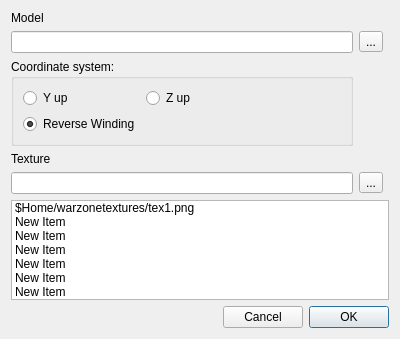
Qt form tools/wmit/ImportDialog.ui (cybersphinx/wzgraphicsmods) before a commit.
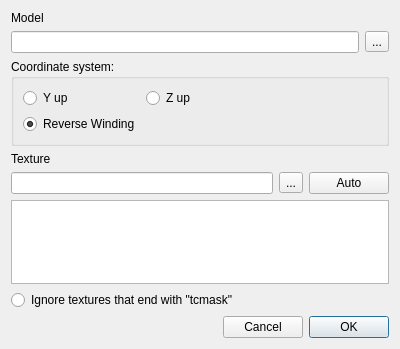
The same form after that commit.

```diff
--- a/tools/wmit/ImportDialog.ui
+++ b/tools/wmit/ImportDialog.ui
@@ -7,83 +7,125 @@
     <x>0</x>
     <y>0</y>
     <width>400</width>
-    <height>339</height>
+    <height>349</height>
    </rect>
   </property>
   <property name="windowTitle">
    <string>Dialog</string>
   </property>
-  <layout class="QGridLayout" name="gridLayout">
+  <layout class="QVBoxLayout" name="verticalLayout_2">
    <property name="sizeConstraint">
     <enum>QLayout::SetDefaultConstraint</enum>
    </property>
-   <item row="0" column="0">
+   <item>
     <widget class="QLabel" name="label">
      <property name="text">
       <string>Model</string>
      </property>
     </widget>
    </item>
-   <item row="1" column="0">
-    <widget class="QLineEdit" name="le_fileName">
-     <property name="sizePolicy">
-      <sizepolicy hsizetype="Expanding" vsizetype="Fixed">
-       <horstretch>0</horstretch>
-       <verstretch>0</verstretch>
-      </sizepolicy>
+   <item>
+    <layout class="QHBoxLayout" name="horizontalLayout_3">
+     <item>
+      <widget class="QLineEdit" name="le_fileName">
+       <property name="sizePolicy">
+        <sizepolicy hsizetype="Expanding" vsizetype="Fixed">
+         <horstretch>0</horstretch>
+         <verstretch>0</verstretch>
+        </sizepolicy>
+       </property>
+      </widget>
+     </item>
+     <item>
+      <widget class="QToolButton" name="tb_seekFileName">
+       <property name="text">
+        <string>...</string>
+       </property>
+      </widget>
+     </item>
+    </layout>
+   </item>
+   <item>
+    <widget class="QGroupBox" name="groupBox">
+     <property name="title">
+      <string>Coordinate system:</string>
      </property>
+     <layout class="QFormLayout" name="formLayout">
+      <item row="1" column="0">
+       <widget class="QRadioButton" name="rb_y_up">
+        <property name="text">
+         <string>Y up</string>
+        </property>
+        <property name="checked">
+         <bool>false</bool>
+        </property>
+       </widget>
+      </item>
+      <item row="1" column="1">
+       <widget class="QRadioButton" name="rb_z_up">
+        <property name="text">
+         <string>Z up</string>
+        </property>
+       </widget>
+      </item>
+      <item row="2" column="0">
+       <widget class="QRadioButton" name="rb_reverseWindings">
+        <property name="text">
+         <string>Reverse Winding</string>
+        </property>
+        <property name="checked">
+         <bool>true</bool>
+        </property>
+        <property name="autoExclusive">
+         <bool>false</bool>
+        </property>
+       </widget>
+      </item>
+     </layout>
     </widget>
    </item>
-   <item row="4" column="0">
+   <item>
     <widget class="QLabel" name="label_2">
      <property name="text">
       <string>Texture</string>
      </property>
     </widget>
    </item>
-   <item row="8" column="0" colspan="3">
-    <widget class="QListWidget" name="lw_autoFoundTextures">
+   <item>
+    <layout class="QHBoxLayout" name="horizontalLayout_4">
      <item>
-      <property name="text">
-       <string>$Home/warzonetextures/tex1.png</string>
-      </property>
+      <widget class="QLineEdit" name="le_textureFName"/>
      </item>
      <item>
-      <property name="text">
-       <string>New Item</string>
-      </property>
+      <widget class="QToolButton" name="tb_seekTextureFName">
+       <property name="text">
+        <string>...</string>
+       </property>
+      </widget>
      </item>
      <item>
-      <property name="text">
-       <string>New Item</string>
-      </property>
+      <widget class="QPushButton" name="pb_autoTex">
+       <property name="text">
+        <string>Auto</string>
+       </property>
+      </widget>
      </item>
-     <item>
-      <property name="text">
-       <string>New Item</string>
-      </property>
-     </item>
-     <item>
-      <property name="text">
-       <string>New Item</string>
-      </property>
-     </item>
-     <item>
-      <property name="text">
-       <string>New Item</string>
-      </property>
-     </item>
-     <item>
-      <property name="text">
-       <string>New Item</string>
-      </property>
-     </item>
+    </layout>
+   </item>
+   <item>
+    <widget class="QListWidget" name="lw_autoFoundTextures"/>
+   </item>
+   <item>
+    <widget class="QRadioButton" name="radioButton">
+     <property name="text">
+      <string>Ignore textures that end with &quot;tcmask&quot;</string>
+     </property>
+     <property name="autoExclusive">
+      <bool>false</bool>
+     </property>
     </widget>
    </item>
-   <item row="5" column="0">
-    <widget class="QLineEdit" name="le_textureFName"/>
-   </item>
-   <item row="10" column="0" colspan="3">
+   <item>
     <widget class="QDialogButtonBox" name="dbb_okCancel">
      <property name="sizePolicy">
       <sizepolicy hsizetype="Fixed" vsizetype="Fixed">
@@ -108,59 +150,6 @@
      </property>
     </widget>
    </item>
-   <item row="1" column="1">
-    <widget class="QToolButton" name="tb_seekFileName">
-     <property name="text">
-      <string>...</string>
-     </property>
-    </widget>
-   </item>
-   <item row="5" column="1">
-    <widget class="QToolButton" name="tb_seekTextureFName">
-     <property name="text">
-      <string>...</string>
-     </property>
-    </widget>
-   </item>
-   <item row="3" column="0">
-    <widget class="QGroupBox" name="groupBox">
-     <property name="title">
-      <string>Coordinate system:</string>
-     </property>
-     <layout class="QFormLayout" name="formLayout">
-      <item row="0" column="0">
-       <widget class="QRadioButton" name="rb_y_up">
-        <property name="text">
-         <string>Y up</string>
-        </property>
-        <property name="checked">
-         <bool>false</bool>
-        </property>
-       </widget>
-      </item>
-      <item row="0" column="1">
-       <widget class="QRadioButton" name="rb_z_up">
-        <property name="text">
-         <string>Z up</string>
-        </property>
-       </widget>
-      </item>
-      <item row="1" column="0">
-       <widget class="QRadioButton" name="rb_reverseWindings">
-        <property name="text">
-         <string>Reverse Winding</string>
-        </property>
-        <property name="checked">
-         <bool>true</bool>
-        </property>
-        <property name="autoExclusive">
-         <bool>false</bool>
-        </property>
-       </widget>
-      </item>
-     </layout>
-    </widget>
-   </item>
   </layout>
  </widget>
  <resources/>
```
Left out of the diff: 2 changed lines with no effect on the pictures.
